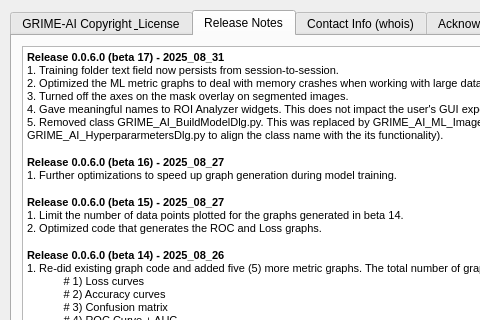
Above: QDialog_ReleaseNotes.ui from JohnStranzl/GRIME-AI before the change; both pictures show x 0 to 480 and y 0 to 320 of the 837 by 779 pixel window. Below: the same form after it.
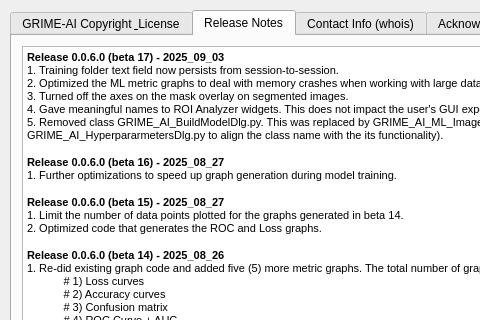
That is the form after the change.

Commit message: Updated release notes for Beta 17.

The edit to the form file:
```diff
--- a/QDialog_ReleaseNotes.ui
+++ b/QDialog_ReleaseNotes.ui
@@ -98,7 +98,7 @@
 li.unchecked::marker { content: &quot;\2610&quot;; }
 li.checked::marker { content: &quot;\2612&quot;; }
 &lt;/style&gt;&lt;/head&gt;&lt;body style=&quot; font-family:'Segoe UI'; font-size:9pt; font-weight:400; font-style:normal;&quot;&gt;
-&lt;p style=&quot; margin-top:0px; margin-bottom:0px; margin-left:0px; margin-right:0px; -qt-block-indent:0; text-indent:0px;&quot;&gt;&lt;span style=&quot; font-family:'MS Shell Dlg 2','sans-serif'; font-size:8.25pt; font-weight:600;&quot;&gt;Release 0.0.6.0 (beta 17) - 2025_08_31&lt;/span&gt;&lt;/p&gt;
+&lt;p style=&quot; margin-top:0px; margin-bottom:0px; margin-left:0px; margin-right:0px; -qt-block-indent:0; text-indent:0px;&quot;&gt;&lt;span style=&quot; font-family:'MS Shell Dlg 2','sans-serif'; font-size:8.25pt; font-weight:600;&quot;&gt;Release 0.0.6.0 (beta 17) - 2025_09_03&lt;/span&gt;&lt;/p&gt;
 &lt;p style=&quot; margin-top:0px; margin-bottom:0px; margin-left:0px; margin-right:0px; -qt-block-indent:0; text-indent:0px;&quot;&gt;&lt;span style=&quot; font-family:'MS Shell Dlg 2'; font-size:8pt;&quot;&gt;1. Training folder text field now persists from session-to-session.&lt;/span&gt;&lt;/p&gt;
 &lt;p style=&quot; margin-top:0px; margin-bottom:0px; margin-left:0px; margin-right:0px; -qt-block-indent:0; text-indent:0px;&quot;&gt;&lt;span style=&quot; font-family:'MS Shell Dlg 2'; font-size:8pt;&quot;&gt;2. Optimized the ML metric graphs to deal with memory crashes when working with large data sets.&lt;/span&gt;&lt;/p&gt;
 &lt;p style=&quot; margin-top:0px; margin-bottom:0px; margin-left:0px; margin-right:0px; -qt-block-indent:0; text-indent:0px;&quot;&gt;&lt;span style=&quot; font-family:'MS Shell Dlg 2'; font-size:8pt;&quot;&gt;3. Turned off the axes on the mask overlay on segmented images.&lt;br /&gt;4. Gave meaningful names to ROI Analyzer widgets. This does not impact the user's GUI experience. It makes the software intutive to maintain.&lt;/span&gt;&lt;/p&gt;
```
